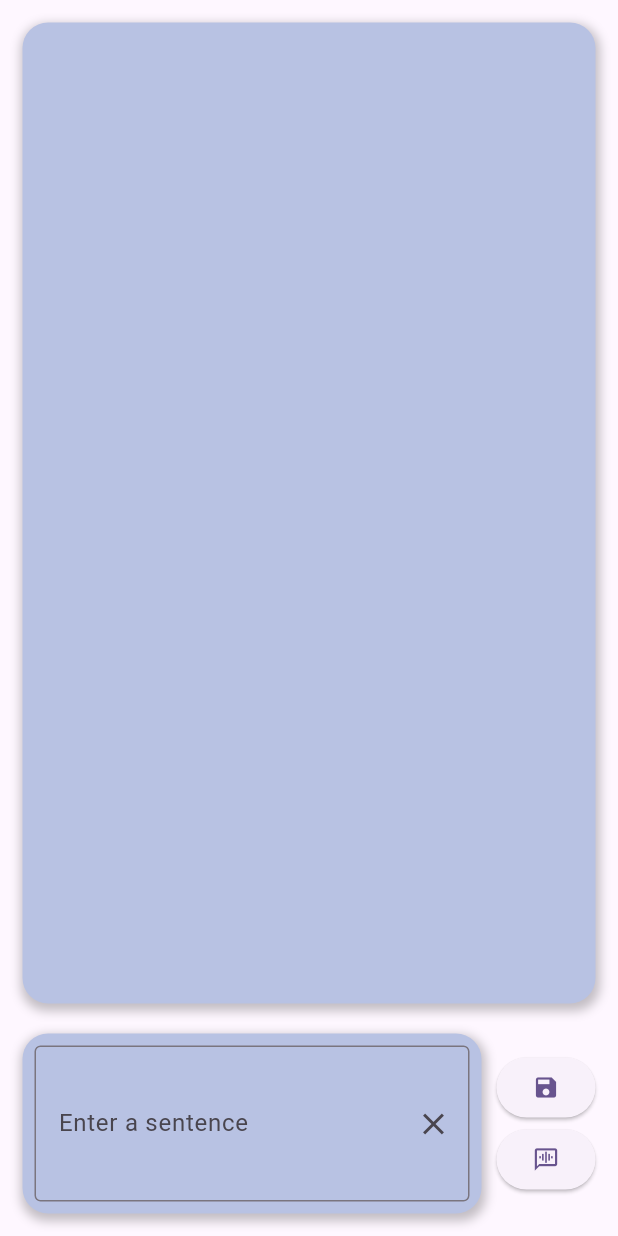
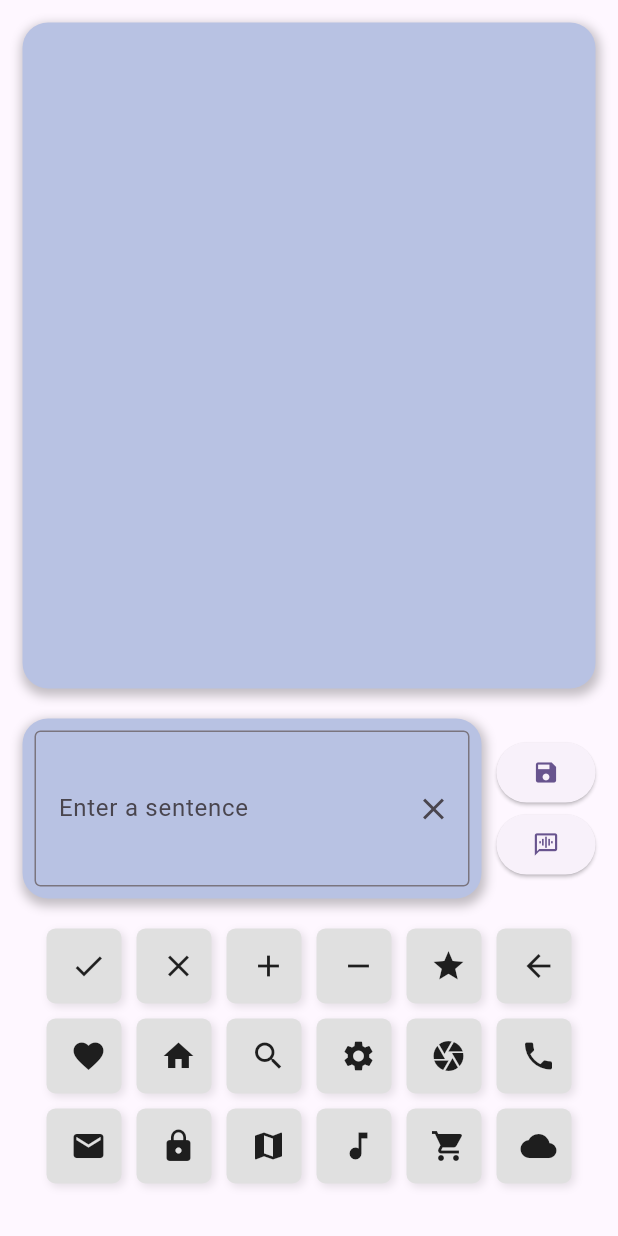
Before and after one commit to newedgar/IF37, a Flutter app: the screen it shows after launch, on a phone screen of 412 x 824 dp. Run offline on Flutter 3.47's test engine with Material 3 defaults, Android fonts, the light colour scheme and no system bars; our stand-ins replace auto_size_text, flutter_tts, shared_preferences, toastification.

Commit message:
start custom keyboard for bliss

```diff
--- /dev/null
+++ b/lib/asset/custom_keyboard_button.dart
@@ -0,0 +1,45 @@
+import 'package:flutter/material.dart';
+import 'package:if37/script/custom_keyboard.dart';
+
+class CustomKeyboardButton extends StatelessWidget {
+  final Widget icon;
+  final VoidCallback? onPressed;
+
+  const CustomKeyboardButton({
+    super.key,
+    required this.icon,
+    this.onPressed,
+  });
+
+
+  getIcon() => icon;
+
+  @override
+  Widget build(BuildContext context) {
+    return GestureDetector(
+      onTap: onPressed ?? () {
+        CustomKeyboard.addKeyPresed(this);
+        //TODO make update home page to show keys
+      },
+      child: Container(
+        width: 50,
+        height: 50,
+        padding: const EdgeInsets.symmetric(vertical: 12, horizontal: 16),
+        decoration: BoxDecoration(
+          color: Colors.grey[300],
+          borderRadius: BorderRadius.circular(6),
+          boxShadow: [
+            BoxShadow(
+              color: Colors.black.withAlpha(25),
+              offset: const Offset(2, 2),
+              blurRadius: 4,
+            ),
+          ],
+        ),
+        child: Center(
+          child: icon
+        ),
+      ),
+    );
+  }
+}
--- a/lib/main.dart
+++ b/lib/main.dart
@@ -12,20 +12,43 @@ void main() async{
 
   await SaveManager().loadLocalData();
 
-  runApp(const MyApp());
+  runApp(MyApp());
 }
 
-class MyApp extends StatelessWidget {
+class MyApp extends StatefulWidget {
   const MyApp({super.key});
-  // This widget is the root of your application.
-  //Here we launch the app
+
+
+  void changePage(Widget page) {
+    _MyAppState().changePage(page);
+  }
+
+  @override
+  State<MyApp> createState() => _MyAppState();
+}
+
+class _MyAppState extends State<MyApp> {
+
+  Widget currentPage = HomePage();
+
+  void changePage(Widget page) {
+    setState(() {
+      currentPage = page;
+    });
+  }
+
   @override
   Widget build(BuildContext context) {
     return MaterialApp(
       title: 'Flutter Demo',
 
       theme: ThemeData(colorScheme: ColorScheme.fromSeed(seedColor: Colors.deepPurple)),
-      home: const HomePage()
+      home: GestureDetector(
+        onTap: () {
+          FocusScope.of(context).unfocus();
+        },
+        child: HomePage(),
+      )
     );
   }
 }
--- a/lib/page/home_page.dart
+++ b/lib/page/home_page.dart
@@ -5,20 +5,28 @@ import 'package:if37/asset/list_view_container.dart';
 import 'package:if37/asset/main_container.dart';
 import 'package:if37/class/sentence_class.dart';
 import 'package:if37/manager/save_manager.dart';
+import 'package:if37/script/custom_keyboard.dart';
 import 'package:if37/script/synthese_vocale.dart';
+
+
+GlobalKey<HomePageState> homePageKey = GlobalKey<HomePageState>();
 
 class HomePage extends StatefulWidget {
   const HomePage({super.key});
 
+
+
   @override
-  State<HomePage> createState() => _HomePageState();
+  State<HomePage> createState() => HomePageState();
 }
 
-class _HomePageState extends State<HomePage> {
+class HomePageState extends State<HomePage> {
+  void update() {
+    setState(() {});
+  }
 
   TextEditingController sentenceInputController = TextEditingController();
   List<Sentence> sentencesList = SaveManager().getSentenceList();
-
 
   @override
   Widget build(BuildContext context) {
@@ -31,6 +39,7 @@ class _HomePageState extends State<HomePage> {
       body: Padding(padding: EdgeInsets.all(5),child: Column(children: [
         Expanded(child: sentencesListView()),
 
+        //Input sentence form field + save button + read button
         Padding(padding: EdgeInsets.all(10),child:
           Row(children: [
             Expanded(child: sentenceInputFormField()),
@@ -42,6 +51,10 @@ class _HomePageState extends State<HomePage> {
 
           ],)
         ),
+
+        // if native keyboard is not open, show custom keyboard
+        if (MediaQuery.of(context).viewInsets.bottom < 140)
+          CustomKeyboard()
       ]))
     );
   }
@@ -94,7 +107,11 @@ class _HomePageState extends State<HomePage> {
   Widget sentenceInputFormField() {
     return mainContainer(
       padding: const EdgeInsets.all(8.0),
-      child: TextFormField(
+      child: Stack(children: [
+
+        //normal input for native keyboard
+        if (CustomKeyboard.clickedKeyList.isEmpty)
+        TextFormField(
           controller: sentenceInputController,
           decoration: InputDecoration(
             labelText: 'Enter a sentence',
@@ -109,6 +126,32 @@ class _HomePageState extends State<HomePage> {
           maxLines: 3,
           minLines: 3,
         ),
+
+
+        //bliss input for custom keyboard
+        if (CustomKeyboard.clickedKeyList.isNotEmpty)
+        Container(
+          height: 100,
+          width: double.infinity,
+          padding: EdgeInsets.all(10),
+          decoration: BoxDecoration(
+            border: Border.all(color: Colors.grey),
+            borderRadius: BorderRadius.circular(5),
+            color: Colors.transparent,
+          ),
+          child: SingleChildScrollView(
+            scrollDirection: Axis.vertical,
+            child: Wrap(
+              spacing: 8.0,
+              children: CustomKeyboard.clickedKeyList.map((key) {
+              return key.getIcon() as Widget;
+
+              }).toList(),
+            ),
+          )
+        ),
+
+      ])
     );
   }
 
--- /dev/null
+++ b/lib/script/custom_keyboard.dart
@@ -0,0 +1,102 @@
+import 'package:flutter/material.dart';
+import 'package:if37/asset/custom_keyboard_button.dart';
+import 'package:if37/page/home_page.dart';
+
+class CustomKeyboard extends StatefulWidget {
+  const CustomKeyboard({super.key});
+
+  static List<CustomKeyboardButton> clickedKeyList = [];
+
+  static addKeyPresed(CustomKeyboardButton button) {
+    clickedKeyList.add(button);
+    print(clickedKeyList.toString());
+  }
+
+  static removeLastKeyPressed() {
+    if (clickedKeyList.isNotEmpty) {
+      clickedKeyList.removeLast();
+    }
+  }
+
+
+  static final List<CustomKeyboardButton> keyboardButons = [
+    CustomKeyboardButton(
+      icon: const Icon(Icons.check),
+    ),
+    CustomKeyboardButton(
+      icon: const Icon(Icons.close),
+    ),
+    CustomKeyboardButton(
+      icon: const Icon(Icons.add),
+    ),
+    CustomKeyboardButton(
+      icon: const Icon(Icons.remove),
+    ),
+    CustomKeyboardButton(
+      icon: const Icon(Icons.star),
+    ),
+    CustomKeyboardButton(   //back button
+      icon: const Icon(Icons.arrow_back),
+      onPressed: () {
+        CustomKeyboard.removeLastKeyPressed();
+        //TODO  make homepage update
+        homePageKey.currentState?.update();
+      },
+    ),
+    CustomKeyboardButton(
+      icon: const Icon(Icons.favorite),
+    ),
+    CustomKeyboardButton(
+      icon: const Icon(Icons.home),
+    ),
+    CustomKeyboardButton(
+      icon: const Icon(Icons.search),
+    ),
+    CustomKeyboardButton(
+      icon: const Icon(Icons.settings),
+    ),
+    CustomKeyboardButton(
+      icon: const Icon(Icons.camera),
+    ),
+    CustomKeyboardButton(
+      icon: const Icon(Icons.phone),
+    ),
+    CustomKeyboardButton(
+      icon: const Icon(Icons.email),
+    ),
+    CustomKeyboardButton(
+      icon: const Icon(Icons.lock),
+    ),
+    CustomKeyboardButton(
+      icon: const Icon(Icons.map),
+    ),
+    CustomKeyboardButton(
+      icon: const Icon(Icons.music_note),
+    ),
+    CustomKeyboardButton(
+      icon: const Icon(Icons.shopping_cart),
+    ),
+    CustomKeyboardButton(
+      icon: const Icon(Icons.cloud),
+    ),
+  ];
+
+
+  @override
+  State<CustomKeyboard> createState() => _CustomKeyboardState();
+}
+
+class _CustomKeyboardState extends State<CustomKeyboard> {
+
+  @override
+  Widget build(BuildContext context) {
+    return Padding(
+      padding: EdgeInsets.only(bottom: 30, top: 10),
+      child: Wrap(
+        spacing: 10,
+        runSpacing: 10,
+        children: CustomKeyboard.keyboardButons
+      )
+    );
+  }
+}
```
Also changed, not shown: 1 other file. Lines whose indentation alone changed are shown as unchanged.
